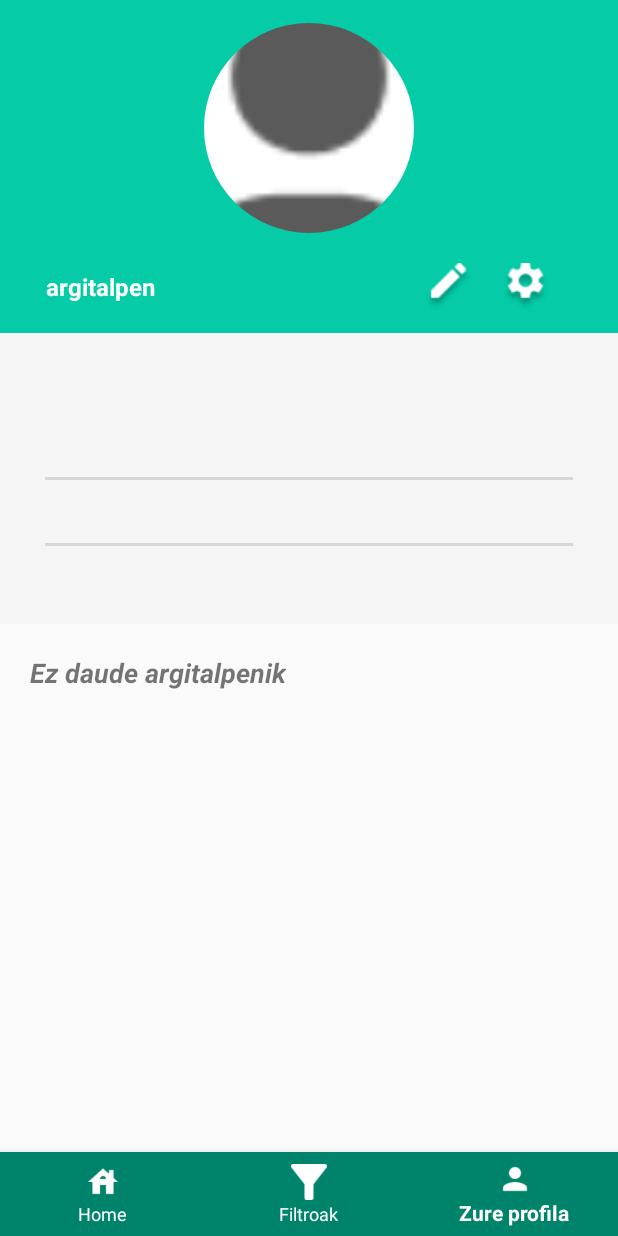
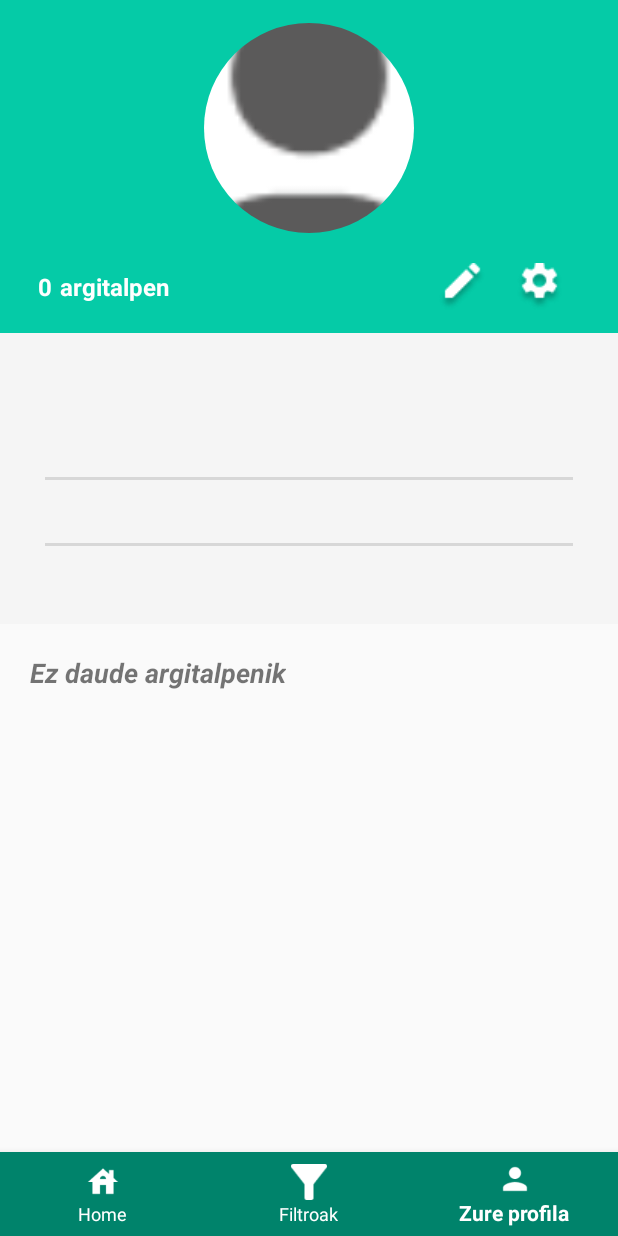
Before and after one commit to MaitaneG/ShareArt, an Android app: the screen it shows after launch once a user with an empty profile is signed in (HomeActivity), item 3 of the bottom bar chosen, on a phone screen of 412 x 824 dp. Run offline under Robolectric (Android 15) with nearby library versions, the phone set to English and light mode, and no system bars; our stand-ins replace CircleImageView, Firebase (no records; nobody signed in at launch, a user with empty details on screens opened directly), Picasso; pictures from the network do not load; 2 statements that could not run were skipped.

Commit message:
Argitalpen kopuruaren arazoa konpondu

```diff
--- a/ShareArt/app/src/main/res/layout/activity_beste_erabiltzaile_profila.xml
+++ b/ShareArt/app/src/main/res/layout/activity_beste_erabiltzaile_profila.xml
@@ -57,6 +57,7 @@
                             android:layout_width="wrap_content"
                             android:layout_height="wrap_content"
                             android:textStyle="bold"
+                            android:text="0"
                             android:layout_marginStart="15dp"
                             android:textColor="@color/white" />
 
--- a/ShareArt/app/src/main/res/layout/fragment_profila.xml
+++ b/ShareArt/app/src/main/res/layout/fragment_profila.xml
@@ -58,6 +58,7 @@
                             android:layout_height="wrap_content"
                             android:layout_marginStart="25dp"
                             android:textColor="@color/white"
+                            android:text="0"
                             android:textSize="16sp"
                             android:textStyle="bold" />
 
```
